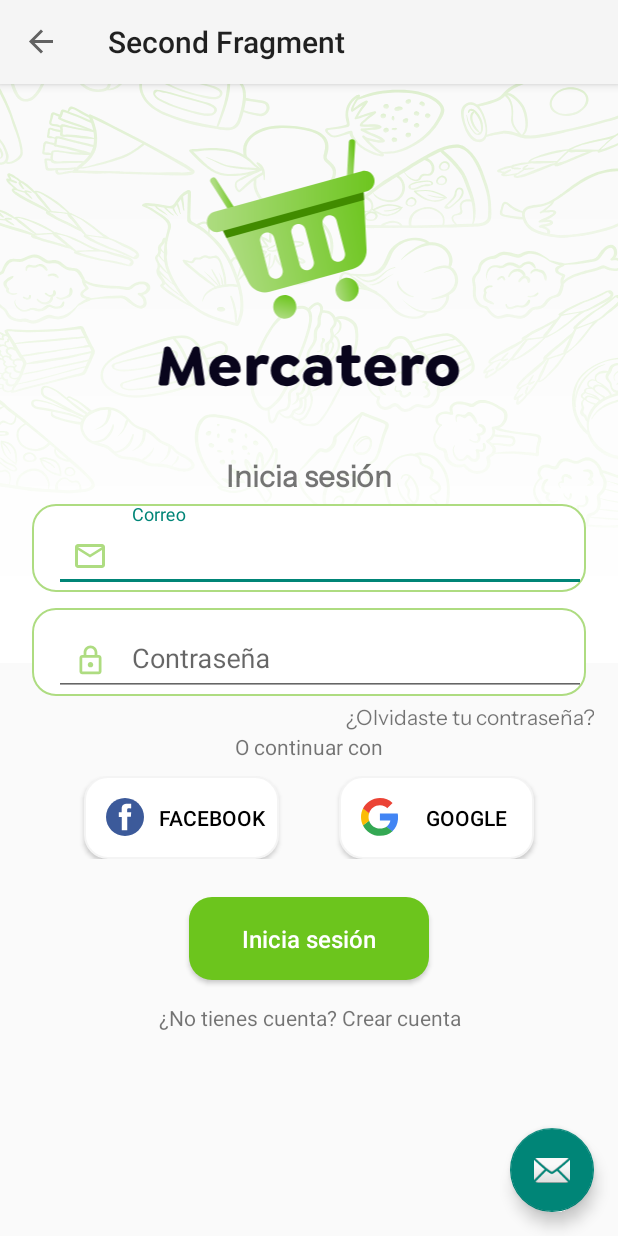
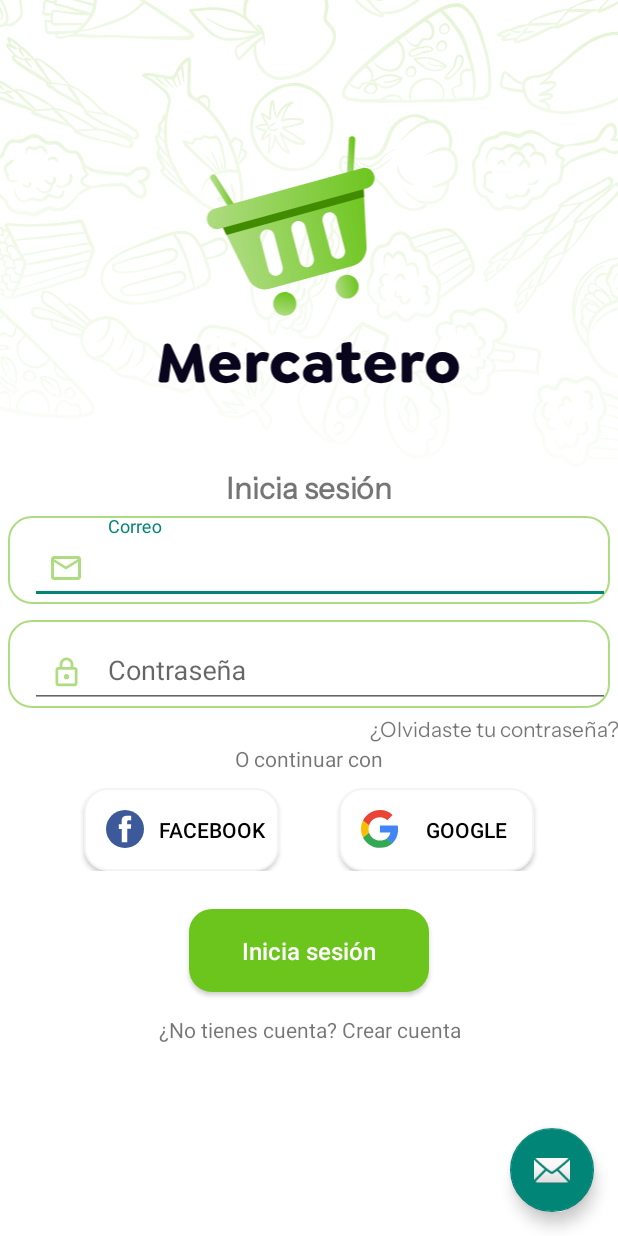
Before and after one commit to BrayanOB2003/mercatero, an Android app: the AuthActivity screen opened directly, with no data from a screen before it, on a phone screen of 412 x 824 dp. Run offline under Robolectric (Android 15) with nearby library versions, the phone set to English and light mode, and no system bars; our stand-ins replace Firebase (no records; nobody signed in at launch, a user with empty details on screens opened directly), navigation-ui; 1 statement that could not run was skipped.

```diff
--- a/app/src/main/AndroidManifest.xml
+++ b/app/src/main/AndroidManifest.xml
@@ -21,10 +21,6 @@
             android:label="@string/title_activity_auth"
             android:theme="@style/Theme.Mercatero" />
         <activity
-            android:name=".ui.login.LoginActivity"
-            android:exported="false"
-            android:label="@string/title_activity_login" />
-        <activity
             android:name=".MainActivity"
             android:exported="true">
             <intent-filter>
--- a/app/src/main/java/icesi/edu/co/mercatero/MainActivity.kt
+++ b/app/src/main/java/icesi/edu/co/mercatero/MainActivity.kt
@@ -6,6 +6,6 @@ import android.os.Bundle
 class MainActivity : AppCompatActivity() {
     override fun onCreate(savedInstanceState: Bundle?) {
         super.onCreate(savedInstanceState)
-        setContentView(R.layout.activity_main)
+        setContentView(R.layout.activity_auth)
     }
 }
--- a/app/src/main/java/icesi/edu/co/mercatero/view/authentication/AuthActivity.kt
+++ b/app/src/main/java/icesi/edu/co/mercatero/view/authentication/AuthActivity.kt
@@ -20,8 +20,6 @@ class AuthActivity : AppCompatActivity() {
         binding = ActivityAuthBinding.inflate(layoutInflater)
         setContentView(binding.root)
 
-        setSupportActionBar(binding.toolbar)
-
         val navController = findNavController(R.id.nav_host_fragment_content_auth)
         appBarConfiguration = AppBarConfiguration(navController.graph)
         setupActionBarWithNavController(navController, appBarConfiguration)
--- a/app/src/main/java/icesi/edu/co/mercatero/view/authentication/EntryFragment.kt
+++ b/app/src/main/java/icesi/edu/co/mercatero/view/authentication/EntryFragment.kt
@@ -26,7 +26,7 @@ class EntryFragment : Fragment() {
         if(authViewModel.authStateLV.value?.isAuth == true){
             findNavController().navigate(R.id.action_EntryFragment_to_homeActivity)
         } else {
-            findNavController().navigate(R.id.action_EntryFragment_to_SecondFragment)
+            findNavController().navigate(R.id.action_EntryFragment_to_SignInFragment)
         }
         return binding.root
 
--- a/app/src/main/java/icesi/edu/co/mercatero/viewmodel/authetication/AuthViewModel.kt
+++ b/app/src/main/java/icesi/edu/co/mercatero/viewmodel/authetication/AuthViewModel.kt
@@ -50,7 +50,9 @@ class AuthViewModel: ViewModel() {
             try {
                 val result = Firebase.auth.signInWithEmailAndPassword(email, pass).await()
                 withContext(Dispatchers.Main){
-                    authStateLV.value = AuthState(result.user?.uid, true)
+                    result.let {
+                        authStateLV.value = AuthState(result.user?.uid, true)
+                    }
                 }
             } catch (e: FirebaseAuthException) {
                 withContext(Dispatchers.Main){errorLV.value =
@@ -66,7 +68,7 @@ class AuthViewModel: ViewModel() {
             val result  = FirebaseAuth.getInstance().currentUser
             withContext(Dispatchers.Main){
                 result?.let {
-                    authStateLV.value = AuthState(result.uid, true)
+                    authStateLV.value = AuthState(result.uid, false)
                 }
             }
         }
--- a/app/src/main/res/layout/activity_auth.xml
+++ b/app/src/main/res/layout/activity_auth.xml
@@ -11,11 +11,6 @@
         android:layout_width="match_parent"
         android:layout_height="wrap_content"
         android:fitsSystemWindows="true">
-
-        <com.google.android.material.appbar.MaterialToolbar
-            android:id="@+id/toolbar"
-            android:layout_width="match_parent"
-            android:layout_height="?attr/actionBarSize" />
 
     </com.google.android.material.appbar.AppBarLayout>
 
--- a/app/src/main/res/layout/fragment_signin.xml
+++ b/app/src/main/res/layout/fragment_signin.xml
@@ -8,10 +8,14 @@
 
     <androidx.constraintlayout.widget.ConstraintLayout
         android:layout_width="match_parent"
-        android:layout_height="match_parent"
-        android:padding="16dp"
-        android:background="@drawable/background">
+        android:layout_height="match_parent">
 
+        <ImageView
+            android:layout_width="match_parent"
+            android:layout_height="match_parent"
+            android:src="@drawable/background"
+            android:scaleType="centerCrop"
+            android:background="@color/white"/>
 
         <LinearLayout
             android:layout_width="match_parent"
@@ -27,7 +31,8 @@
                 android:layout_width="match_parent"
                 android:layout_height="wrap_content"
                 android:src="@drawable/logo"
-                android:layout_margin="20dp"/>
+                android:layout_marginTop="90dp"
+                android:layout_marginBottom="30dp"/>
 
             <TextView
                 android:id="@+id/textView2"
--- a/app/src/main/res/navigation/nav_graph.xml
+++ b/app/src/main/res/navigation/nav_graph.xml
@@ -11,7 +11,7 @@
         android:label="@string/first_fragment_label">
 
         <action
-            android:id="@+id/action_EntryFragment_to_SecondFragment"
+            android:id="@+id/action_EntryFragment_to_SignInFragment"
             app:destination="@id/SignInFragment" />
         <action
             android:id="@+id/action_EntryFragment_to_homeActivity"
```
Also changed, not shown: app/src/main/res/layout/fragment_sign_up.xml (+7 -2 lines), app/src/main/res/layout/fragment_sign_up_type.xml (+7 -2 lines).
